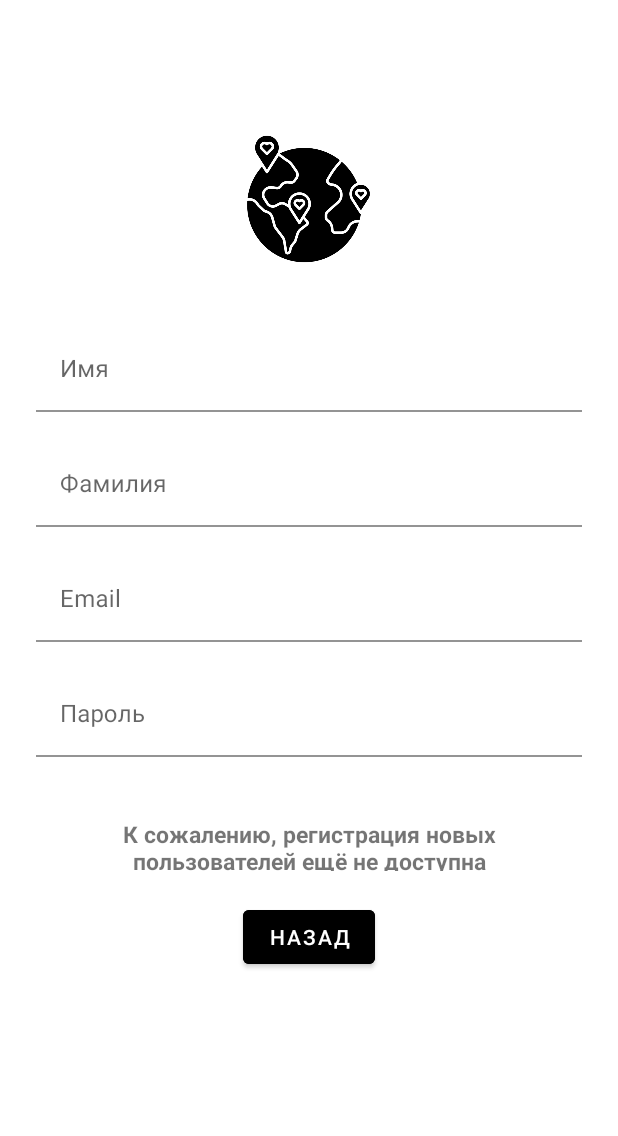
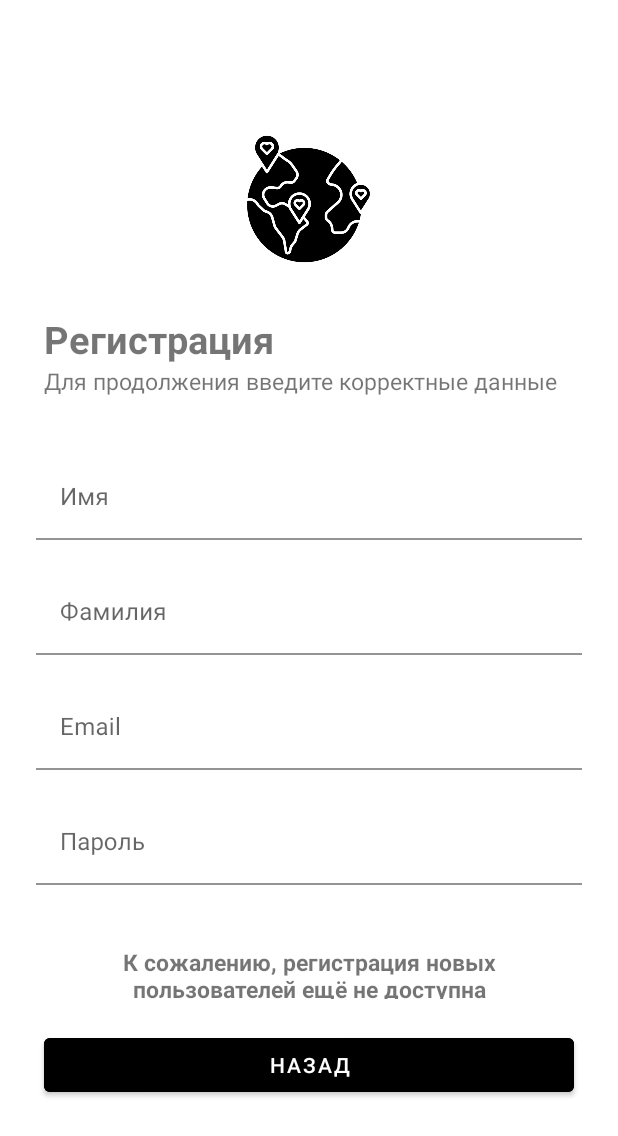
Before and after one commit to khmizyuk/SamsungProject, an Android app: the fragment SignInFragment placed in its activity, on a phone screen of 412 x 824 dp. Shown: the top 1136 px of the screen. Run offline under Robolectric (Android 15) with nearby library versions, the phone set to English and light mode, and no system bars.

Commit message:
ArchiclesFragment

```diff
--- a/app/src/main/java/com/example/login1703/LogInFragment.java
+++ b/app/src/main/java/com/example/login1703/LogInFragment.java
@@ -68,7 +68,8 @@ public class LogInFragment extends Fragment {
     }
 
     private boolean isPasswordValid(@NonNull String checkEmail, @NonNull String checkPassword) {
-        return (checkEmail.equals(CORRECT_EMAIL)) && (checkPassword.equals(CORRECT_PASSWORD));
+        //return (checkEmail.equals(CORRECT_EMAIL)) && (checkPassword.equals(CORRECT_PASSWORD));
+        return true;
     }
 
 }
--- a/app/src/main/res/layout/bottom_navigation_menu.xml
+++ /dev/null
@@ -1,6 +0,0 @@
-<?xml version="1.0" encoding="utf-8"?>
-<androidx.constraintlayout.widget.ConstraintLayout
-    xmlns:android="http://schemas.android.com/apk/res/android" android:layout_width="match_parent"
-    android:layout_height="match_parent">
-
-</androidx.constraintlayout.widget.ConstraintLayout>
--- a/app/src/main/res/layout/fragment_log_in.xml
+++ b/app/src/main/res/layout/fragment_log_in.xml
@@ -61,6 +61,7 @@
                 android:layout_width="wrap_content"
                 android:layout_height="wrap_content"
                 android:backgroundTint="@color/black"
+
                 android:layout_alignParentEnd="true"
                 android:layout_alignParentRight="true"
                 android:text="@string/log_in_button_log_in" />
@@ -72,6 +73,7 @@
                 android:layout_marginEnd="12dp"
                 android:layout_marginRight="12dp"
                 android:backgroundTint="@color/black"
+
                 android:layout_toStartOf="@id/next_button"
                 android:layout_toLeftOf="@id/next_button"
                 android:text="@string/log_in_button_sign_in" />
--- a/app/src/main/res/layout/fragment_main_page.xml
+++ b/app/src/main/res/layout/fragment_main_page.xml
@@ -6,10 +6,6 @@
     xmlns:app="http://schemas.android.com/apk/res-auto"
     tools:context=".MainPageFragment">
 
-    <com.google.android.material.bottomnavigation.BottomNavigationView
-        android:id="@+id/bottom_navigation"
-        android:layout_width="match_parent"
-        android:layout_height="wrap_content"
-        app:menu="@menu/bottom_navigation_menu" />
+
 
 </LinearLayout>
--- a/app/src/main/res/layout/fragment_sign_in.xml
+++ b/app/src/main/res/layout/fragment_sign_in.xml
@@ -22,6 +22,32 @@
             app:layout_constraintStart_toStartOf="parent"
             app:layout_constraintTop_toTopOf="parent"
             app:srcCompat="@drawable/icon" />
+
+        <TextView
+            android:id="@+id/sign_in_tшеду_for_sign_in"
+            android:layout_width="353dp"
+            android:layout_height="wrap_content"
+            android:layout_gravity="center_horizontal"
+            android:layout_marginTop="15dp"
+            android:background="#FFFFFF"
+            android:text="@string/sign_in_title_for_sign_in"
+            android:textSize="25dp"
+            android:textStyle="bold"
+            app:layout_constraintBottom_toBottomOf="parent"
+            app:layout_constraintEnd_toEndOf="parent"
+            app:layout_constraintStart_toStartOf="parent" />
+
+        <TextView
+            android:id="@+id/sign_in_text_for_sign_in"
+            android:layout_width="353dp"
+            android:layout_height="35dp"
+            android:layout_gravity="center_horizontal"
+            android:background="#FFFFFF"
+            android:text="@string/sign_in_text_for_sign_in"
+            android:textSize="15dp"
+            app:layout_constraintBottom_toBottomOf="parent"
+            app:layout_constraintEnd_toEndOf="parent"
+            app:layout_constraintStart_toStartOf="parent" />
 
         <com.google.android.material.textfield.TextInputLayout
             android:id="@+id/sign_in_name_text_input"
@@ -129,12 +155,12 @@
 
         <com.google.android.material.button.MaterialButton
             android:id="@+id/back_button"
-            android:layout_width="wrap_content"
+            android:layout_width="353dp"
             android:layout_height="wrap_content"
             android:layout_alignParentEnd="true"
             android:layout_alignParentRight="true"
+            android:layout_gravity="center_horizontal"
             android:layout_marginTop="20dp"
-            android:layout_gravity="center_horizontal"
             android:backgroundTint="@color/black"
             android:text="@string/back"
             tools:layout_editor_absoluteX="59dp"
--- a/app/src/main/res/values/strings.xml
+++ b/app/src/main/res/values/strings.xml
@@ -11,4 +11,7 @@
     <string name="log_in_error_password">Неверный логин и/или пароль</string>
     <string name="no_asses_to_sign_in">К сожалению, регистрация новых пользователей ещё не доступна</string>
     <string name="back">Назад</string>
+    <string name="sign_in_title_for_sign_in">Регистрация</string>
+    <string name="sign_in_text_for_sign_in">Для продолжения введите корректные данные</string>
+
 </resources>
```
Also changed, not shown: app/build.gradle (+12 -7 lines), app/src/debug/res/values/google_maps_api.xml (added, +24 -0 lines), app/src/main/AndroidManifest.xml (+20 -0 lines), app/src/main/java/com/example/login1703/ArticlesFragment.java (added, +64 -0 lines), app/src/main/res/layout/fragment_articles.xml (added, +14 -0 lines), app/src/main/res/layout/fragment_maps.xml (added, +8 -0 lines), 1 other file.
